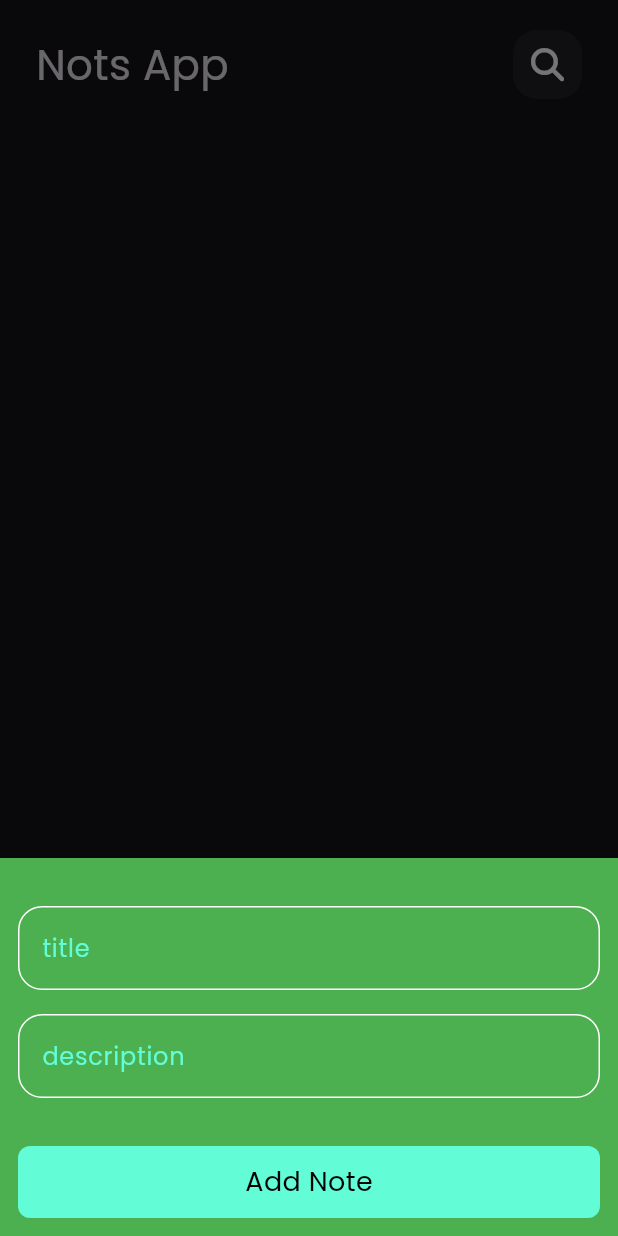
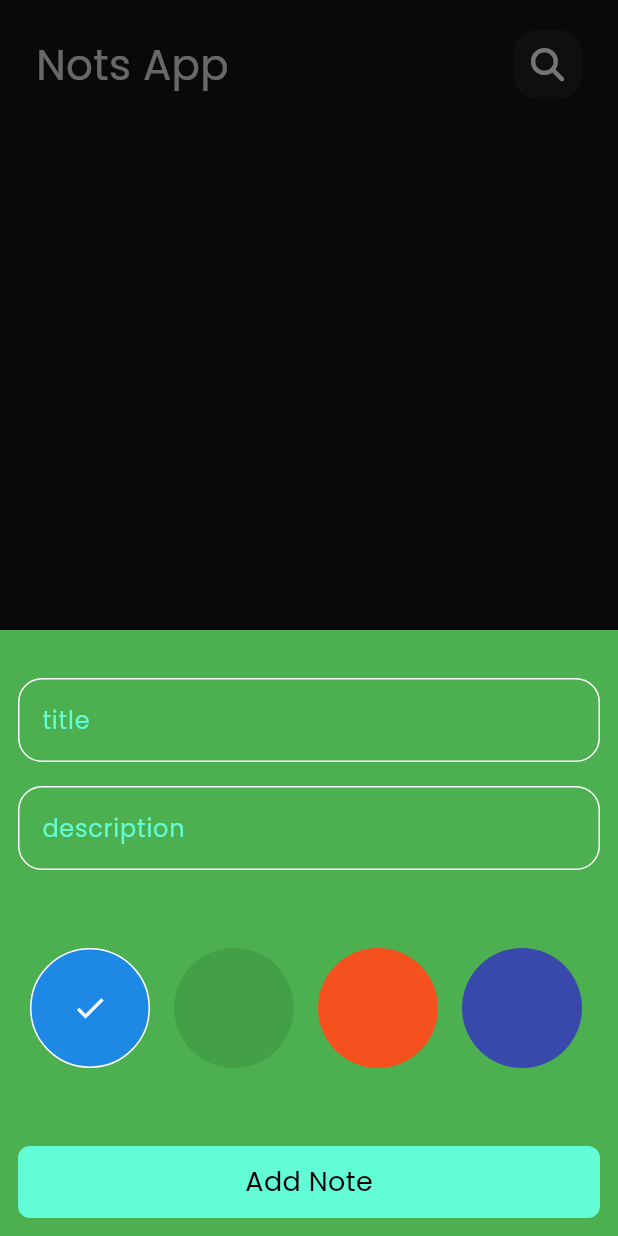
Before and after one commit to AbdullahAlsafty/Not-App, a Flutter app: the screen it shows after launch, after a tap on the "add" icon, on a phone screen of 412 x 824 dp. Run offline on Flutter 3.47's test engine with Material 3 defaults, Android fonts, the phone set to English and light mode, and no system bars; our stand-ins replace flutter_bloc, font_awesome_flutter, hive, hive_flutter, modal_progress_hud_nsn; accounts and stored records are empty.

Commit message:
create color Listviw

```diff
--- a/lib/cubits/read_cubit/read_not_cubit.dart
+++ b/lib/cubits/read_cubit/read_not_cubit.dart
@@ -10,5 +10,6 @@ class ReadNotCubit extends Cubit<ReadNotCubitState> {
 
   void feachdata() {
     nots = Hive.box<NotModel>(knotsBox).values.toList();
+    emit(ReadNotCubitsuccessState());
   }
 }
--- a/lib/helper/constants.dart
+++ b/lib/helper/constants.dart
@@ -2,3 +2,28 @@ import 'package:flutter/material.dart';
 
 const Color kPrimaryColor = Color(0xff62FCD7);
 const String knotsBox = 'nots_box';
+// const List<int> kColorList = [
+//   0xFF74EBD5, // Aquamarine
+//   0xFFACB6E5, // Light Purple-Blue
+//   0xFF89F7FE, // Sky Blue
+//   0xFFE3FDFD, // Soft Cyan
+//   0xFFFFE2E2, // Soft Pink
+//   0xFFFFF5E1, // Light Peach
+//   0xFFD4FC79, // Lemon Green
+//   0xFF96E6A1, // Mint Green
+//   0xFFFBC7D4, // Light Coral
+//   0xFFFAF4FF, // Lavender
+// ];
+
+const List<int> kColorList = [
+  0xFF1E88E5, // Bright Blue
+  0xFF43A047, // Vibrant Green
+  0xFFF4511E, // Deep Orange
+  0xFF3949AB, // Indigo Blue
+  0xFFD81B60, // Raspberry Pink
+  0xFFFFC107, // Amber Yellow
+  0xFF00ACC1, // Teal Cyan
+  0xFF8E24AA, // Purple
+  0xFF546E7A, // Cool Gray
+  0xFF607D8B, // Blue Gray
+];
--- a/lib/models/not_model.dart
+++ b/lib/models/not_model.dart
@@ -7,8 +7,8 @@ class NotModel extends HiveObject {
       required this.date,
       required this.color});
 
-  final String title;
-  final String subtitle;
+  String title;
+  String subtitle;
   final String date;
   final int color;
 }
--- a/lib/views/widgets/add_note_form.dart
+++ b/lib/views/widgets/add_note_form.dart
@@ -5,6 +5,7 @@ import 'package:nots_app/cubits/add_not_cubit/add_not_cubit.dart';
 import 'package:nots_app/cubits/add_not_cubit/add_not_state.dart';
 import 'package:nots_app/cubits/read_cubit/read_not_cubit.dart';
 import 'package:nots_app/models/not_model.dart';
+import 'package:nots_app/views/widgets/color_item.dart';
 import 'package:nots_app/views/widgets/custom_add_buttom.dart';
 
 import 'custom_text_form_filed.dart';
@@ -50,6 +51,8 @@ class _AddNotFormState extends State<AddNotForm> {
               focusNode: FocusNode(),
             ),
             SizedBox(height: 32),
+            ColorsListView(),
+            SizedBox(height: 32),
             BlocBuilder<AddNotCubit, AddNotState>(
               builder: (context, state) {
                 return CustomAddButton(
--- /dev/null
+++ b/lib/views/widgets/color_item.dart
@@ -0,0 +1,69 @@
+import 'package:flutter/material.dart';
+import 'package:nots_app/helper/constants.dart';
+
+class ColorItem extends StatelessWidget {
+  const ColorItem(
+      {super.key, required this.color, required this.isActive, this.ontap});
+  final int color;
+  final bool isActive;
+  final void Function()? ontap;
+
+  @override
+  Widget build(BuildContext context) {
+    return Padding(
+      padding: const EdgeInsets.symmetric(horizontal: 8),
+      child: InkWell(
+        onTap: ontap,
+        child: AnimatedContainer(
+          height: 80,
+          width: 80,
+          decoration: BoxDecoration(
+            color: Color(color),
+            shape: BoxShape.circle,
+            border: isActive ? Border.all(color: Colors.white) : null,
+          ),
+          duration: Duration(milliseconds: 500),
+          child: isActive
+              ? Center(
+                  child: Icon(Icons.check),
+                )
+              : null,
+        ),
+      ),
+    );
+  }
+}
+
+class ColorsListView extends StatefulWidget {
+  const ColorsListView({super.key});
+
+  @override
+  State<ColorsListView> createState() => _ColorsListViewState();
+}
+
+class _ColorsListViewState extends State<ColorsListView> {
+  //int indexff = kColorList[0];
+  int indexff = 0xFF1E88E5;
+  @override
+  Widget build(BuildContext context) {
+    print('**********&&&^^&^&^^*^*^&*^&*^&');
+
+    return SizedBox(
+      height: 40 * 3,
+      child: ListView.builder(
+          scrollDirection: Axis.horizontal,
+          itemCount: kColorList.length,
+          itemBuilder: (context, index) {
+            print('=========================== ${indexff == index}');
+            return ColorItem(
+              color: kColorList[index],
+              ontap: () {
+                indexff = kColorList[index];
+                setState(() {});
+              },
+              isActive: indexff == kColorList[index],
+            );
+          }),
+    );
+  }
+}
--- a/lib/views/widgets/custom_appbar_widget.dart
+++ b/lib/views/widgets/custom_appbar_widget.dart
@@ -2,9 +2,11 @@ import 'package:flutter/material.dart';
 import 'package:nots_app/views/widgets/custom_icon.dart';
 
 class CustmAppBArWidget extends StatelessWidget {
-  const CustmAppBArWidget({super.key, required this.title, required this.icon});
+  const CustmAppBArWidget(
+      {super.key, required this.title, required this.icon, this.ontap});
   final String title;
   final IconData icon;
+  final void Function()? ontap;
 
   @override
   Widget build(BuildContext context) {
@@ -15,7 +17,10 @@ class CustmAppBArWidget extends StatelessWidget {
           style: TextStyle(fontSize: 28),
         ),
         Spacer(),
-        CustomIcon(icon: icon),
+        CustomIcon(
+          icon: icon,
+          ontap: ontap,
+        ),
       ],
     );
   }
--- a/lib/views/widgets/custom_icon.dart
+++ b/lib/views/widgets/custom_icon.dart
@@ -1,8 +1,13 @@
 import 'package:flutter/material.dart';
 
 class CustomIcon extends StatelessWidget {
-  const CustomIcon({super.key, required this.icon});
+  const CustomIcon({
+    super.key,
+    required this.icon,
+    this.ontap,
+  });
   final IconData icon;
+  final void Function()? ontap;
 
   @override
   Widget build(BuildContext context) {
@@ -14,9 +19,12 @@ class CustomIcon extends StatelessWidget {
         borderRadius: BorderRadius.circular(16),
       ),
       child: Center(
-        child: Icon(
-          icon,
-          size: 22,
+        child: GestureDetector(
+          onTap: ontap,
+          child: Icon(
+            icon,
+            size: 22,
+          ),
         ),
       ),
     );
--- a/lib/views/widgets/custom_text_form_filed.dart
+++ b/lib/views/widgets/custom_text_form_filed.dart
@@ -10,6 +10,8 @@ class CustomTextFormFiled extends StatelessWidget {
     this.maxlins = 1,
     this.onSaved,
     this.autovalidateMode,
+    this.onChanged,
+
     // this.validator,
   });
   final void Function(String?)? onSaved;
@@ -17,24 +19,19 @@ class CustomTextFormFiled extends StatelessWidget {
   final String hint;
   final int maxlins;
   final AutovalidateMode? autovalidateMode;
+  final void Function(String)? onChanged;
 
   final FocusNode focusNode;
 
   @override
   Widget build(BuildContext context) {
     return TextFormField(
+      onChanged: onChanged,
       focusNode: focusNode,
       autovalidateMode: autovalidateMode,
       //  autovalidateMode: onSaved==null?AutovalidateMode.disabled:autovalidateMode,
       onSaved: onSaved,
-      onTap: () {
-        debugPrint('TextField tapped');
-        FocusScope.of(context).requestFocus(focusNode);
 
-        if (!focusNode.hasFocus) {
-          focusNode.requestFocus();
-        }
-      },
       validator: (value) {
         if (value?.isEmpty ?? true) {
           return 'this field is required';
--- a/lib/views/widgets/showdialog_add_not.dart
+++ b/lib/views/widgets/showdialog_add_not.dart
@@ -22,8 +22,7 @@ class _ShowDialogAddNotState extends State<ShowDialogAddNot> {
       child: BlocConsumer<AddNotCubit, AddNotState>(listener: (context, state) {
         if (state is AddNotSuccess) {
           Navigator.pop(context);
-
-          //  BlocProvider.of<ReadNotCubit>(context).feachdata();
+          BlocProvider.of<ReadNotCubit>(context).feachdata();
         }
       }, builder: (context, state) {
         return AbsorbPointer(
```
Also changed, not shown: lib/views/edit_nots_view.dart (+5 -3 lines), lib/views/widgets/custom_not_itom.dart (+8 -5 lines), lib/views/widgets/edit_notsview_body.dart (+19 -4 lines).
